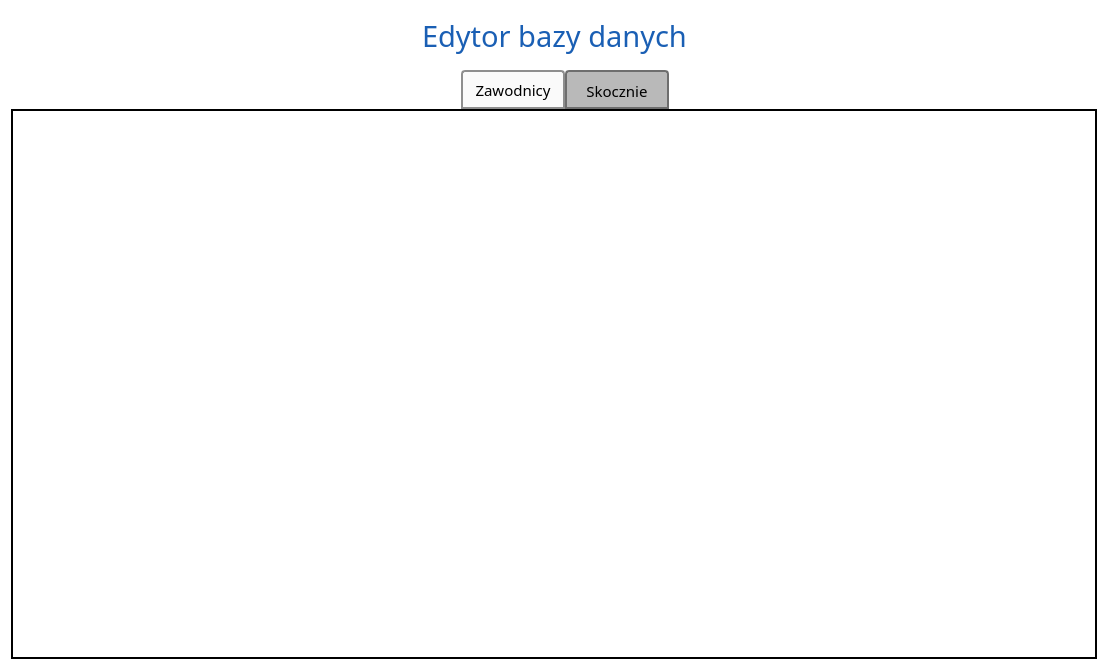
Old version of the form UI/DatabaseEditor/DatabaseEditorWindow.ui in the repository SiekamCebule/sj-sim.
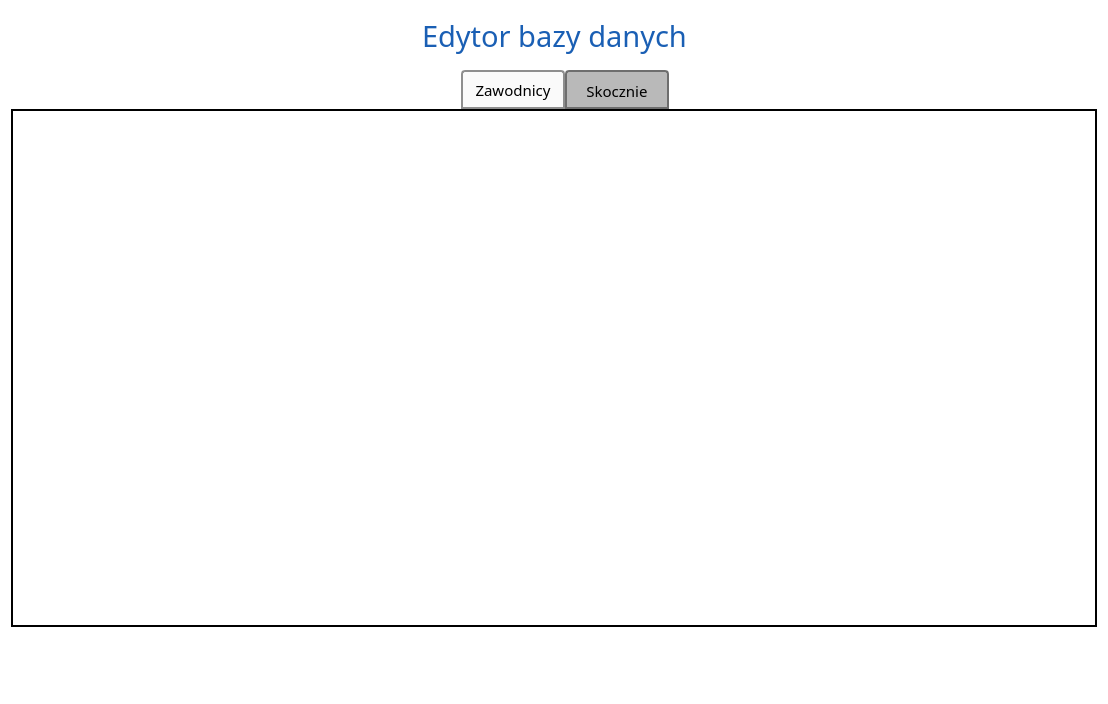
New version of the form. Icons and pictures are not drawn.

```diff
--- a/UI/DatabaseEditor/DatabaseEditorWindow.ui
+++ b/UI/DatabaseEditor/DatabaseEditorWindow.ui
@@ -7,7 +7,7 @@
     <x>0</x>
     <y>0</y>
     <width>1108</width>
-    <height>670</height>
+    <height>704</height>
    </rect>
   </property>
   <property name="windowTitle">
@@ -184,7 +184,7 @@
             <x>0</x>
             <y>0</y>
             <width>528</width>
-            <height>519</height>
+            <height>485</height>
            </rect>
           </property>
           <property name="minimumSize">
@@ -223,6 +223,183 @@
      </widget>
     </widget>
    </item>
+   <item>
+    <layout class="QHBoxLayout" name="horizontalLayout_4">
+     <item>
+      <spacer name="horizontalSpacer_4">
+       <property name="orientation">
+        <enum>Qt::Horizontal</enum>
+       </property>
+       <property name="sizeType">
+        <enum>QSizePolicy::Maximum</enum>
+       </property>
+       <property name="sizeHint" stdset="0">
+        <size>
+         <width>18</width>
+         <height>20</height>
+        </size>
+       </property>
+      </spacer>
+     </item>
+     <item>
+      <widget class="QPushButton" name="pushButton_add">
+       <property name="minimumSize">
+        <size>
+         <width>65</width>
+         <height>60</height>
+        </size>
+       </property>
+       <property name="maximumSize">
+        <size>
+         <width>65</width>
+         <height>60</height>
+        </size>
+       </property>
+       <property name="text">
+        <string/>
+       </property>
+       <property name="icon">
+        <iconset resource="../../assets.qrc">
+         <normaloff>:/img/plus.png</normaloff>:/img/plus.png</iconset>
+       </property>
+       <property name="iconSize">
+        <size>
+         <width>50</width>
+         <height>50</height>
+        </size>
+       </property>
+       <property name="flat">
+        <bool>true</bool>
+       </property>
+      </widget>
+     </item>
+     <item>
+      <widget class="QPushButton" name="pushButton_remove">
+       <property name="minimumSize">
+        <size>
+         <width>65</width>
+         <height>60</height>
+        </size>
+       </property>
+       <property name="maximumSize">
+        <size>
+         <width>65</width>
+         <height>60</height>
+        </size>
+       </property>
+       <property name="text">
+        <string/>
+       </property>
+       <property name="icon">
+        <iconset resource="../../assets.qrc">
+         <normaloff>:/img/delete.png</normaloff>:/img/delete.png</iconset>
+       </property>
+       <property name="iconSize">
+        <size>
+         <width>50</width>
+         <height>50</height>
+        </size>
+       </property>
+       <property name="flat">
+        <bool>true</bool>
+       </property>
+      </widget>
+     </item>
+     <item>
+      <spacer name="horizontalSpacer_3">
+       <property name="orientation">
+        <enum>Qt::Horizontal</enum>
+       </property>
+       <property name="sizeType">
+        <enum>QSizePolicy::Maximum</enum>
+       </property>
+       <property name="sizeHint" stdset="0">
+        <size>
+         <width>70</width>
+         <height>20</height>
+        </size>
+       </property>
+      </spacer>
+     </item>
+     <item>
+      <widget class="QPushButton" name="pushButton_up">
+       <property name="minimumSize">
+        <size>
+         <width>65</width>
+         <height>60</height>
+        </size>
+       </property>
+       <property name="maximumSize">
+        <size>
+         <width>65</width>
+         <height>60</height>
+        </size>
+       </property>
+       <property name="text">
+        <string/>
+       </property>
+       <property name="icon">
+        <iconset resource="../../assets.qrc">
+         <normaloff>:/img/up-arrow.png</normaloff>:/img/up-arrow.png</iconset>
+       </property>
+       <property name="iconSize">
+        <size>
+         <width>50</width>
+         <height>50</height>
+        </size>
+       </property>
+       <property name="flat">
+        <bool>true</bool>
+       </property>
+      </widget>
+     </item>
+     <item>
+      <widget class="QPushButton" name="pushButton_down">
+       <property name="minimumSize">
+        <size>
+         <width>65</width>
+         <height>60</height>
+        </size>
+       </property>
+       <property name="maximumSize">
+        <size>
+         <width>65</width>
+         <height>60</height>
+        </size>
+       </property>
+       <property name="text">
+        <string/>
+       </property>
+       <property name="icon">
+        <iconset resource="../../assets.qrc">
+         <normaloff>:/img/down.png</normaloff>:/img/down.png</iconset>
+       </property>
+       <property name="iconSize">
+        <size>
+         <width>50</width>
+         <height>50</height>
+        </size>
+       </property>
+       <property name="flat">
+        <bool>true</bool>
+       </property>
+      </widget>
+     </item>
+     <item>
+      <spacer name="horizontalSpacer_2">
+       <property name="orientation">
+        <enum>Qt::Horizontal</enum>
+       </property>
+       <property name="sizeHint" stdset="0">
+        <size>
+         <width>40</width>
+         <height>20</height>
+        </size>
+       </property>
+      </spacer>
+     </item>
+    </layout>
+   </item>
   </layout>
  </widget>
  <resources/>
```
Left out of the diff: 4 changed lines with no effect on the pictures.
